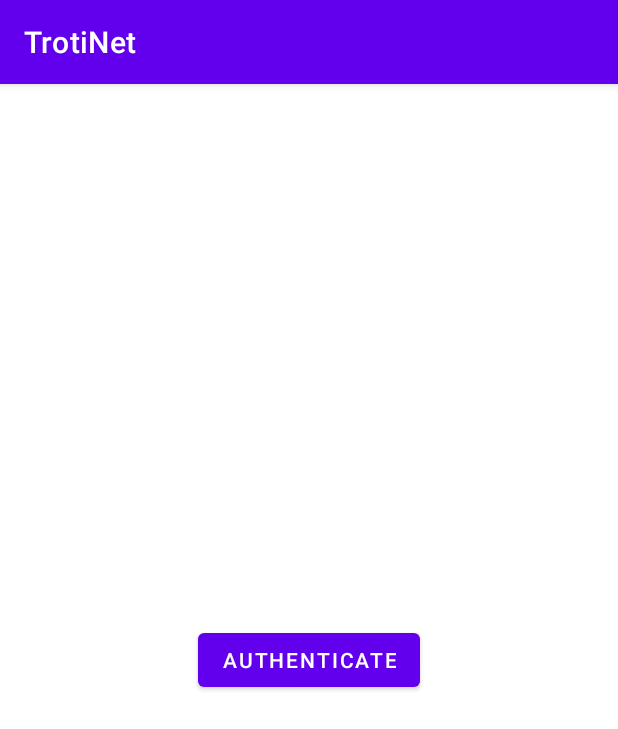
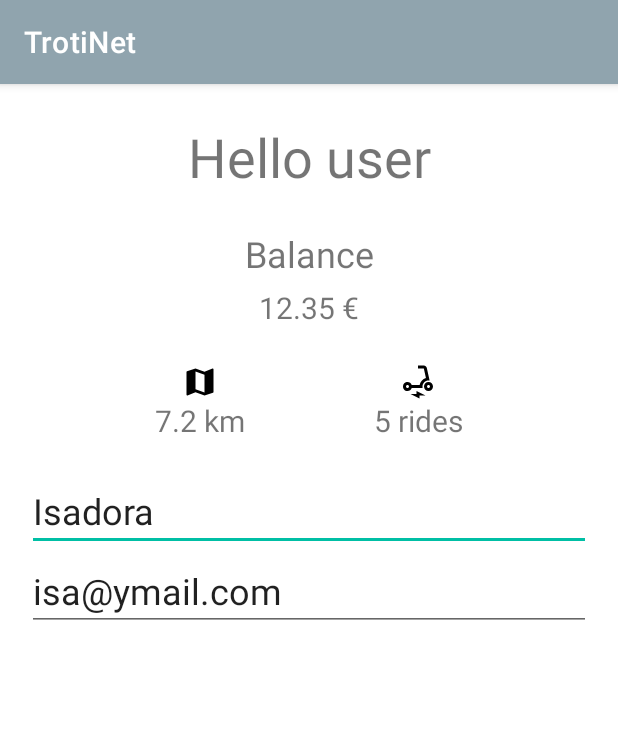
Before and after one commit to flisadora/icm-android-91322, an Android app: the screen it shows after launch (MainActivity before the commit, UserDetails after it), on a phone screen of 412 x 824 dp. Shown: the top 729 px of the screen. Run offline under Robolectric (Android 15) with nearby library versions, the phone set to English and light mode, and no system bars; our stand-ins replace Room's generated code; 8 statements that could not run were skipped.

Commit message:
user_details layout init

```diff
--- a/project/app/src/main/AndroidManifest.xml
+++ b/project/app/src/main/AndroidManifest.xml
@@ -16,10 +16,10 @@
         android:theme="@style/Theme.TrotiNet"
         tools:targetApi="31">
         <activity
+            android:name=".ui.MainActivity"
+            android:exported="true" />
+        <activity
             android:name=".ui.UserDetails"
-            android:exported="false" />
-        <activity
-            android:name=".ui.MainActivity"
             android:exported="true">
             <intent-filter>
                 <action android:name="android.intent.action.MAIN" />
--- a/project/app/src/main/java/deti/icm/trotinet/ui/UserDetails.kt
+++ b/project/app/src/main/java/deti/icm/trotinet/ui/UserDetails.kt
@@ -23,13 +23,26 @@ class UserDetails : AppCompatActivity() {
         //appDao.addUser(User(0L,"john doe", "john@ymail.com", 12.34,2800.0))
         //appDao.addUser(User(0L,"sylvester", "looneytunes@ymail.com", 18.74,0.0))
         val users = appDao.getAllUsers()
+        val user = users[0]
         //appDao.addRide(Ride(0L, users[0].uid,2800.0, 2.34,"Rua Dr. João de Moura 2, Aveiro; Universidade de Aveiro, 3810-193 Aveiro", LocalDateTime.now()))
+        //appDao.addRide(Ride(0L, users[0].uid,1700.0, 1.81,"Universidade de Aveiro, 3810-193 Aveiro; Forum Aveiro, 3810-064 Aveiro", LocalDateTime.now()))
+        //appDao.addRide(Ride(0L, users[0].uid,1100.0, 1.53,"Forum Aveiro, 3810-064 Aveiro; Salinas de Aveiro, 3800-180 Aveiro", LocalDateTime.now()))
         val rides = appDao.getAllRides()
-        //val userRides = appDao.loadUserRides(users[0].uid)
-        val userRides = appDao.getUserRides()
-        val text_view_name = findViewById<TextView>(R.id.user_details_name)
-        text_view_name.text = users[0].name
+        val userRides = appDao.loadUserRides(users[0].uid)
+        //val userRides = appDao.getUserRides()
+        val text_view_balance = findViewById<TextView>(R.id.user_details_balance)
+        val text_view_distance = findViewById<TextView>(R.id.user_details_distance)
+        val text_view_rides = findViewById<TextView>(R.id.user_details_rides)
+        val text_input_name = findViewById<TextView>(R.id.user_details_name)
+        val text_input_email = findViewById<TextView>(R.id.user_details_email)
+
+        text_view_balance.text = user.balance.toString() + " €"
+        text_view_distance.text = (user.distance/1000).toString() +" km"
+        text_view_rides.text = userRides.size.toString() + " rides"
+        text_input_name.text = user.name
+        text_input_email.text = user.email
         Log.d("ISADORA", "on create")
+        Log.d("ISADORA", "${userRides.size}")
         Log.d("ISADORA", "$userRides")
     }
 
--- /dev/null
+++ b/project/app/src/main/res/drawable/ic_baseline_electric_scooter_24.xml
@@ -0,0 +1,7 @@
+<vector android:height="24dp" android:tint="#000000"
+    android:viewportHeight="24" android:viewportWidth="24"
+    android:width="24dp" xmlns:android="http://schemas.android.com/apk/res/android">
+    <path android:fillColor="@android:color/white" android:pathData="M7.82,16H15v-1c0,-2.21 1.79,-4 4,-4h0.74l-1.9,-8.44C17.63,1.65 16.82,1 15.89,1H12v2h3.89l1.4,6.25c0,0 -0.01,0 -0.01,0c-2.16,0.65 -3.81,2.48 -4.19,4.75H7.82c-0.48,-1.34 -1.86,-2.24 -3.42,-1.94c-1.18,0.23 -2.13,1.2 -2.35,2.38C1.7,16.34 3.16,18 5,18C6.3,18 7.4,17.16 7.82,16zM5,16c-0.55,0 -1,-0.45 -1,-1s0.45,-1 1,-1s1,0.45 1,1S5.55,16 5,16z"/>
+    <path android:fillColor="@android:color/white" android:pathData="M19,12c-1.66,0 -3,1.34 -3,3s1.34,3 3,3s3,-1.34 3,-3S20.66,12 19,12zM19,16c-0.55,0 -1,-0.45 -1,-1s0.45,-1 1,-1s1,0.45 1,1S19.55,16 19,16z"/>
+    <path android:fillColor="@android:color/white" android:pathData="M11,20l-4,0l6,3l0,-2l4,0l-6,-3z"/>
+</vector>
--- /dev/null
+++ b/project/app/src/main/res/drawable/ic_baseline_map_24.xml
@@ -0,0 +1,5 @@
+<vector android:height="24dp" android:tint="#000000"
+    android:viewportHeight="24" android:viewportWidth="24"
+    android:width="24dp" xmlns:android="http://schemas.android.com/apk/res/android">
+    <path android:fillColor="@android:color/white" android:pathData="M20.5,3l-0.16,0.03L15,5.1 9,3 3.36,4.9c-0.21,0.07 -0.36,0.25 -0.36,0.48V20.5c0,0.28 0.22,0.5 0.5,0.5l0.16,-0.03L9,18.9l6,2.1 5.64,-1.9c0.21,-0.07 0.36,-0.25 0.36,-0.48V3.5c0,-0.28 -0.22,-0.5 -0.5,-0.5zM15,19l-6,-2.11V5l6,2.11V19z"/>
+</vector>
--- a/project/app/src/main/res/layout/activity_maps.xml
+++ /dev/null
@@ -1,9 +0,0 @@
-<?xml version="1.0" encoding="utf-8"?>
-<fragment xmlns:android="http://schemas.android.com/apk/res/android"
-    xmlns:tools="http://schemas.android.com/tools"
-    xmlns:map="http://schemas.android.com/apk/res-auto"
-    android:layout_width="match_parent"
-    android:layout_height="match_parent"
-    android:id="@+id/map"
-    tools:context=".MapsActivity"
-    android:name="com.google.android.gms.maps.SupportMapFragment"/>
--- a/project/app/src/main/res/layout/activity_user_details.xml
+++ b/project/app/src/main/res/layout/activity_user_details.xml
@@ -4,16 +4,92 @@
     xmlns:tools="http://schemas.android.com/tools"
     android:layout_width="match_parent"
     android:layout_height="match_parent"
+    android:layout_marginLeft="18dp"
+    android:layout_marginRight="18dp"
     tools:context=".ui.UserDetails">
 
     <TextView
-        android:id="@+id/user_details_name"
+        android:id="@+id/user_details_greetings"
         android:layout_width="wrap_content"
         android:layout_height="wrap_content"
-        android:hint="TrotiNet"
-        android:textSize="24dp"
-        app:layout_constraintBottom_toBottomOf="parent"
+        android:layout_marginTop="24dp"
+        android:text="Hello user"
+        android:textSize="36dp"
         app:layout_constraintEnd_toEndOf="parent"
         app:layout_constraintStart_toStartOf="parent"
         app:layout_constraintTop_toTopOf="parent" />
+
+    <TextView
+        android:id="@+id/user_details_balance_text"
+        android:layout_width="wrap_content"
+        android:layout_height="wrap_content"
+        android:layout_marginTop="24dp"
+        android:text="Balance"
+        android:textSize="24dp"
+        app:layout_constraintEnd_toEndOf="parent"
+        app:layout_constraintStart_toStartOf="parent"
+        app:layout_constraintTop_toBottomOf="@+id/user_details_greetings" />
+
+    <TextView
+        android:id="@+id/user_details_balance"
+        android:layout_width="wrap_content"
+        android:layout_height="wrap_content"
+        android:layout_marginTop="6dp"
+        android:text="12.35 €"
+        android:textSize="20dp"
+        app:layout_constraintEnd_toEndOf="parent"
+        app:layout_constraintStart_toStartOf="parent"
+        app:layout_constraintTop_toBottomOf="@+id/user_details_balance_text" />
+
+    <TextView
+        android:id="@+id/user_details_distance"
+        android:layout_width="wrap_content"
+        android:layout_height="wrap_content"
+        android:layout_marginTop="24dp"
+        android:drawableTop="@drawable/ic_baseline_map_24"
+        android:text="7.2 km"
+        android:textSize="20dp"
+
+        app:layout_constraintEnd_toStartOf="@+id/user_details_rides"
+        app:layout_constraintHorizontal_bias="0.5"
+        app:layout_constraintStart_toStartOf="parent"
+        app:layout_constraintTop_toBottomOf="@+id/user_details_balance" />
+
+    <TextView
+        android:id="@+id/user_details_rides"
+        android:layout_width="wrap_content"
+        android:layout_height="wrap_content"
+        android:layout_marginTop="24dp"
+        android:drawableTop="@drawable/ic_baseline_electric_scooter_24"
+        android:text="5 rides"
+        android:textSize="20dp"
+        app:layout_constraintEnd_toEndOf="parent"
+        app:layout_constraintHorizontal_bias="0.5"
+        app:layout_constraintStart_toEndOf="@+id/user_details_distance"
+        app:layout_constraintTop_toBottomOf="@+id/user_details_balance" />
+
+    <com.google.android.material.textfield.TextInputEditText
+        android:id="@+id/user_details_name"
+        android:layout_width="match_parent"
+        android:layout_height="wrap_content"
+        android:layout_marginTop="20dp"
+        android:hint="name"
+        android:inputType="textPersonName"
+        android:text="Isadora"
+        android:textSize="24dp"
+        app:layout_constraintStart_toStartOf="parent"
+        app:layout_constraintTop_toBottomOf="@+id/user_details_distance"
+        tools:ignore="MissingConstraints" />
+
+    <com.google.android.material.textfield.TextInputEditText
+        android:id="@+id/user_details_email"
+        android:layout_width="match_parent"
+        android:layout_height="wrap_content"
+        android:hint="email"
+        android:inputType="textEmailAddress"
+        android:text="isa@ymail.com"
+        android:textSize="24dp"
+        app:layout_constraintStart_toStartOf="parent"
+        app:layout_constraintTop_toBottomOf="@+id/user_details_name"
+        tools:ignore="MissingConstraints" />
 </androidx.constraintlayout.widget.ConstraintLayout>
--- a/project/app/src/main/res/values/colors.xml
+++ b/project/app/src/main/res/values/colors.xml
@@ -7,4 +7,11 @@
     <color name="teal_700">#FF018786</color>
     <color name="black">#FF000000</color>
     <color name="white">#FFFFFFFF</color>
+
+    <color name="bluegray">#90a4ae</color>
+    <color name="bluegray_light">#c1d5e0</color>
+    <color name="bluegray_dark">#62757f</color>
+    <color name="teal">#00bfa5</color>
+    <color name="teal_light">#5df2d6</color>
+    <color name="teal_dark">#008e76</color>
 </resources>
--- a/project/app/src/main/res/values/strings.xml
+++ b/project/app/src/main/res/values/strings.xml
@@ -1,4 +1,3 @@
 <resources>
     <string name="app_name">TrotiNet</string>
-    <string name="title_activity_maps">MapsActivity</string>
 </resources>
--- a/project/app/src/main/res/values/themes.xml
+++ b/project/app/src/main/res/values/themes.xml
@@ -2,12 +2,12 @@
     <!-- Base application theme. -->
     <style name="Theme.TrotiNet" parent="Theme.MaterialComponents.DayNight.DarkActionBar">
         <!-- Primary brand color. -->
-        <item name="colorPrimary">@color/purple_500</item>
-        <item name="colorPrimaryVariant">@color/purple_700</item>
+        <item name="colorPrimary">@color/bluegray</item>
+        <item name="colorPrimaryVariant">@color/bluegray_dark</item>
         <item name="colorOnPrimary">@color/white</item>
         <!-- Secondary brand color. -->
-        <item name="colorSecondary">@color/teal_200</item>
-        <item name="colorSecondaryVariant">@color/teal_700</item>
+        <item name="colorSecondary">@color/teal</item>
+        <item name="colorSecondaryVariant">@color/teal_dark</item>
         <item name="colorOnSecondary">@color/black</item>
         <!-- Status bar color. -->
         <item name="android:statusBarColor" tools:targetApi="l">?attr/colorPrimaryVariant</item>
```
